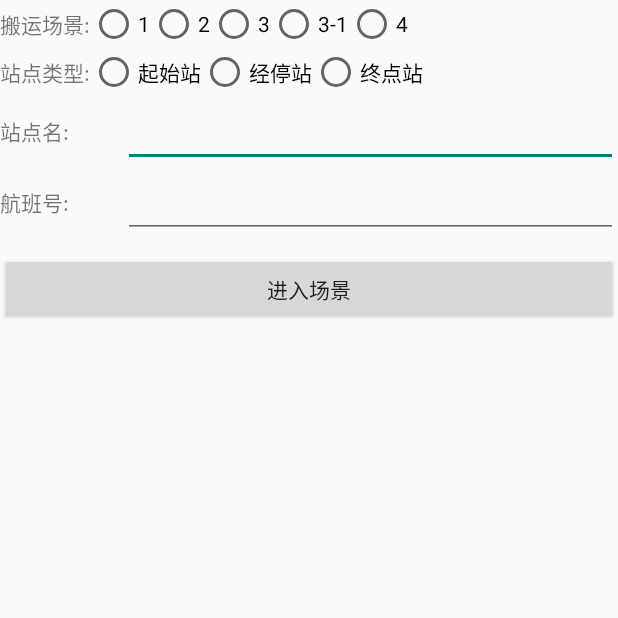
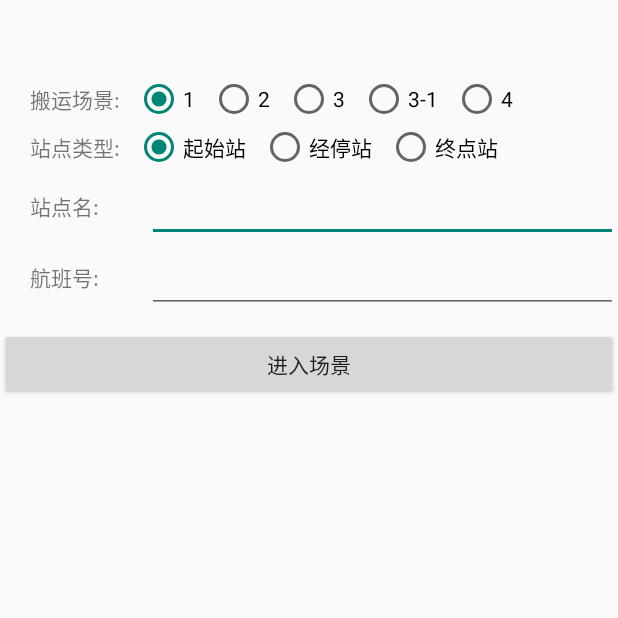
Before and after one commit to YoungLee3000/LuggageTest, an Android app: the screen it shows after launch (EntryActivity), on a phone screen of 412 x 824 dp, the top half of it. Run offline under Robolectric (Android 15) with nearby library versions, the phone set to English and light mode, and no system bars; our stand-ins replace ButterKnife.

Commit message:
修改布局

```diff
--- a/app/build.gradle
+++ b/app/build.gradle
@@ -42,6 +42,4 @@ dependencies {
     implementation 'androidx.recyclerview:recyclerview:1.2.0-alpha01'
     implementation 'com.alibaba:fastjson:1.2.68'
     implementation fileTree(dir: 'libs', include: ['*.aar', '*.jar'], exclude: [])
-    implementation fileTree(dir: 'libs', include: ['*.aar', '*.jar'], exclude: [])
-    implementation fileTree(dir: 'libs', include: ['*.aar', '*.jar'], exclude: [])
 }
--- a/app/src/main/java/com/nlscan/android/luggagetest/EntryActivity.java
+++ b/app/src/main/java/com/nlscan/android/luggagetest/EntryActivity.java
@@ -16,21 +16,67 @@ import android.widget.Button;
 import android.widget.EditText;
 import android.widget.RadioButton;
 import android.widget.RadioGroup;
+import android.widget.TextView;
 import android.widget.Toast;
 
 import com.nlscan.luggage.IJudgeCallback;
 import com.nlscan.luggage.ModelInterface;
 import com.nlscan.luggage.ParamValue;
 
+import java.io.File;
+import java.io.FileOutputStream;
+import java.io.IOException;
+import java.io.InputStream;
+
+import butterknife.BindView;
+import butterknife.ButterKnife;
+
 public class EntryActivity extends AppCompatActivity {
 
-    private EditText et_flight,et_st_name;
-
-    private Button btn_entry;
-
-    private RadioGroup rg_case,rg_st_type;
 
 
+    @BindView(R.id.et_flight)
+    TextView et_flight;
+
+
+    @BindView(R.id.et_st_name)
+    TextView et_st_name;
+
+
+
+    @BindView(R.id.btn_entry)
+    Button btn_entry;
+
+
+    @BindView(R.id.rg_case)
+    RadioGroup rg_case;
+
+    @BindView(R.id.rb_case_1)
+    RadioButton rb_case_1;
+
+    @BindView(R.id.rb_case_2)
+    RadioButton rb_case_2;
+
+    @BindView(R.id.rb_case_3)
+    RadioButton rb_case_3;
+
+    @BindView(R.id.rb_case_3_1)
+    RadioButton rb_case_3_1;
+
+    @BindView(R.id.rb_case_4)
+    RadioButton rb_case_4;
+
+    @BindView(R.id.rg_st_type)
+    RadioGroup rg_st_type;
+
+    @BindView(R.id.rb_start)
+    RadioButton rb_start;
+
+    @BindView(R.id.rb_middle)
+    RadioButton rb_middle;
+
+    @BindView(R.id.rb_dest)
+    RadioButton rb_dest;
 
     //登录信息保存
     private static final String TAG = "LuggageTest";
@@ -42,6 +88,9 @@ public class EntryActivity extends AppCompatActivity {
 
 
 
+    //测试文件目录
+    private String filePath = "/sdcard/myLuggage/";
+    private String fileName = "flight_data.json";
 
 
 
@@ -56,16 +105,8 @@ public class EntryActivity extends AppCompatActivity {
     protected void onCreate(Bundle savedInstanceState) {
         super.onCreate(savedInstanceState);
         setContentView(R.layout.activity_entry);
-
-
-
-        et_flight = (EditText) findViewById(R.id.et_flight);
-        et_st_name = (EditText) findViewById(R.id.et_st_name);
-        btn_entry = (Button) findViewById(R.id.btn_entry);
-
-
-        rg_case = (RadioGroup) findViewById(R.id.rg_case);
-        rg_st_type = (RadioGroup) findViewById(R.id.rg_st_type);
+        ButterKnife.bind(this);
+        initFile();
 
 
         rg_case.setOnCheckedChangeListener(new RadioGroup.OnCheckedChangeListener() {
@@ -117,6 +158,42 @@ public class EntryActivity extends AppCompatActivity {
         mStationName = mSp.getString(Constants.SP_KEY_STATION_NAME,"");
         et_st_name.setText(mStationName);
 
+        mStationType = mSp.getString(Constants.SP_KEY_STATION_TYPE,"");
+        mCase = mSp.getString(Constants.SP_KEY_CASE,"");
+
+        switch (mStationType){
+            default:
+            case ParamValue.STATION_START:
+                rb_start.setChecked(true);
+                break;
+            case ParamValue.STATION_MIDDLE:
+                rb_middle.setChecked(true);
+                break;
+            case ParamValue.STATION_DEST:
+                rb_dest.setChecked(true);
+                break;
+        }
+
+        switch (mCase){
+            default:
+            case ParamValue.CASE_DEFAULT:
+                rb_case_1.setChecked(true);
+                break;
+            case ParamValue.CASE_CAR_TO_STORE:
+                rb_case_2.setChecked(true);
+                break;
+            case ParamValue.CASE_STORE_TO_CAR:
+                rb_case_3.setChecked(true);
+                break;
+            case ParamValue.CASE_STORE_SEARCH:
+                rb_case_3_1.setChecked(true);
+                break;
+            case ParamValue.CASE_CAR_TO_BAND:
+                rb_case_4.setChecked(true);
+                break;
+        }
+
+
 
 
         btn_entry.setOnClickListener(new View.OnClickListener() {
@@ -150,4 +227,55 @@ public class EntryActivity extends AppCompatActivity {
 
 
     }
+
+
+    /**
+     * 初始文件
+     */
+    private void initFile(){
+        FileUtil.createDir(filePath);
+        copyfile(filePath,fileName,R.raw.flight_data);
+
+    }
+
+
+
+
+    /**
+     * 复制文件至手机文件夹
+     * @param fileDirPath
+     * @param fileName
+     * @param id
+     */
+    private void copyfile(String fileDirPath,String fileName,int id) {
+        String filePath = fileDirPath  + fileName;// 文件路径
+        try {
+            File dir = new File(fileDirPath);// 目录路径
+            if (!dir.exists()) {// 如果不存在，则创建路径名
+                dir.mkdirs();
+            }
+            // 目录存在，则将apk中raw文件夹中的需要的文档复制到该目录下
+            File file = new File(filePath);
+            if (!file.exists()) {
+                InputStream is = getResources().openRawResource(
+                        id);
+                FileOutputStream fs = new FileOutputStream(file);
+                byte[] buffer = new byte[1024];
+                int count = 0;
+                while ((count = is.read(buffer)) > 0) {
+                    fs.write(buffer, 0, count);
+                }
+                try {
+                    fs.close();
+                    is.close();
+                } catch (IOException e) {
+                    e.printStackTrace();
+                }
+            }
+        } catch (Exception e) {
+            e.printStackTrace();
+        }
+    }
+
+
 }
--- a/app/src/main/java/com/nlscan/android/luggagetest/FileUtil.java
+++ b/app/src/main/java/com/nlscan/android/luggagetest/FileUtil.java
@@ -60,6 +60,12 @@ public class FileUtil {
     }
 
 
+    public static void createDir(String path){
+        File dir=new File(path);
+        if(!dir.exists())
+            dir.mkdir();
+    }
+
 
 
 
--- a/app/src/main/res/layout/activity_entry.xml
+++ b/app/src/main/res/layout/activity_entry.xml
@@ -9,6 +9,7 @@
 
 
     <LinearLayout
+        android:layout_marginTop="50dp"
         android:layout_width="match_parent"
         android:layout_height="wrap_content"
         android:orientation="horizontal"
@@ -16,6 +17,7 @@
         android:id="@+id/ll_1">
 
         <TextView
+            android:layout_marginLeft="20dp"
             android:layout_width="wrap_content"
             android:layout_height="wrap_content"
             android:layout_gravity="center"
@@ -27,26 +29,31 @@
             android:layout_height="wrap_content"
             android:orientation="horizontal">
             <RadioButton
+                android:layout_marginLeft="10dp"
                 android:id="@+id/rb_case_1"
                 android:layout_width="wrap_content"
                 android:layout_height="wrap_content"
                 android:text="1"/>
             <RadioButton
+                android:layout_marginLeft="10dp"
                 android:id="@+id/rb_case_2"
                 android:layout_width="wrap_content"
                 android:layout_height="wrap_content"
                 android:text="2"/>
             <RadioButton
+                android:layout_marginLeft="10dp"
                 android:id="@+id/rb_case_3"
                 android:layout_width="wrap_content"
                 android:layout_height="wrap_content"
                 android:text="3"/>
             <RadioButton
+                android:layout_marginLeft="10dp"
                 android:id="@+id/rb_case_3_1"
                 android:layout_width="wrap_content"
                 android:layout_height="wrap_content"
                 android:text="3-1"/>
             <RadioButton
+                android:layout_marginLeft="10dp"
                 android:id="@+id/rb_case_4"
                 android:layout_width="wrap_content"
                 android:layout_height="wrap_content"
@@ -58,6 +65,7 @@
 
 
     <LinearLayout
+        android:layout_marginLeft="20dp"
         android:layout_width="match_parent"
         android:layout_height="wrap_content"
         android:orientation="horizontal"
@@ -76,16 +84,19 @@
             android:layout_height="wrap_content"
             android:orientation="horizontal">
             <RadioButton
+                android:layout_marginLeft="10dp"
                 android:id="@+id/rb_start"
                 android:layout_width="wrap_content"
                 android:layout_height="wrap_content"
                 android:text="起始站"/>
             <RadioButton
+                android:layout_marginLeft="10dp"
                 android:id="@+id/rb_middle"
                 android:layout_width="wrap_content"
                 android:layout_height="wrap_content"
                 android:text="经停站"/>
             <RadioButton
+                android:layout_marginLeft="10dp"
                 android:id="@+id/rb_dest"
                 android:layout_width="wrap_content"
                 android:layout_height="wrap_content"
@@ -96,6 +107,7 @@
 
 
     <LinearLayout
+        android:layout_marginLeft="20dp"
         android:id="@+id/ll_3"
         android:layout_width="match_parent"
         android:layout_height="wrap_content"
@@ -118,6 +130,7 @@
 
     </LinearLayout>
     <LinearLayout
+        android:layout_marginLeft="20dp"
         android:id="@+id/ll_4"
         android:layout_width="match_parent"
         android:layout_height="wrap_content"
```
Also changed, not shown: app/src/main/java/com/nlscan/android/luggagetest/MainActivity.java (+14 -7 lines), app/src/main/res/layout/activity_main.xml (+3 -10 lines).
